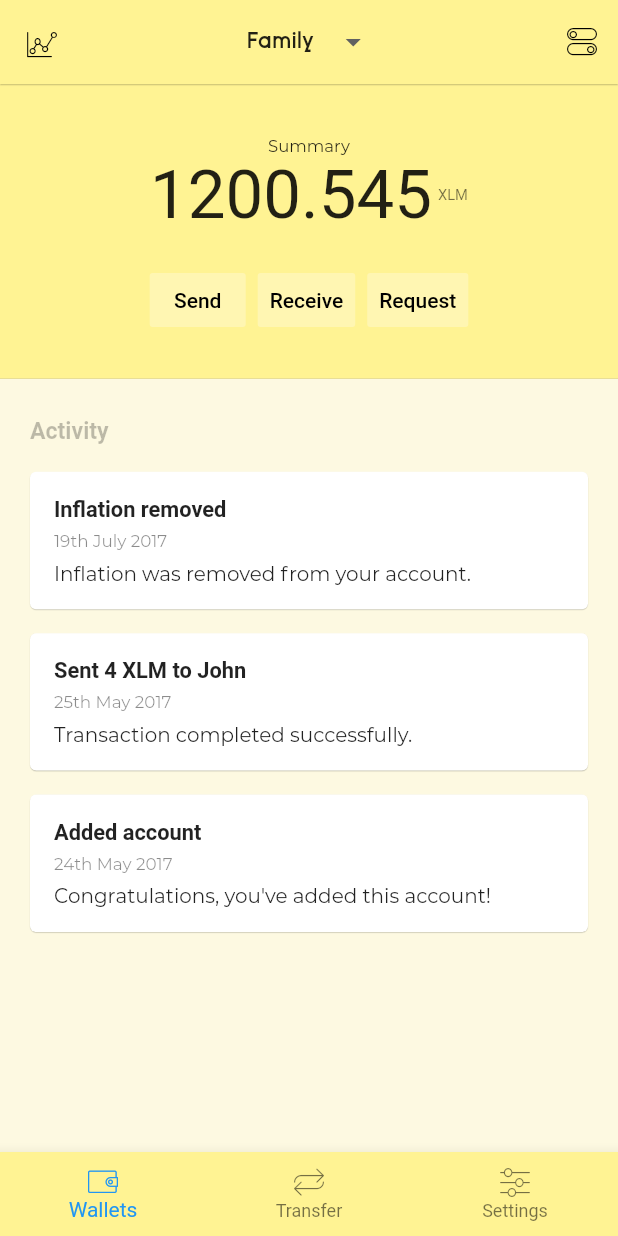
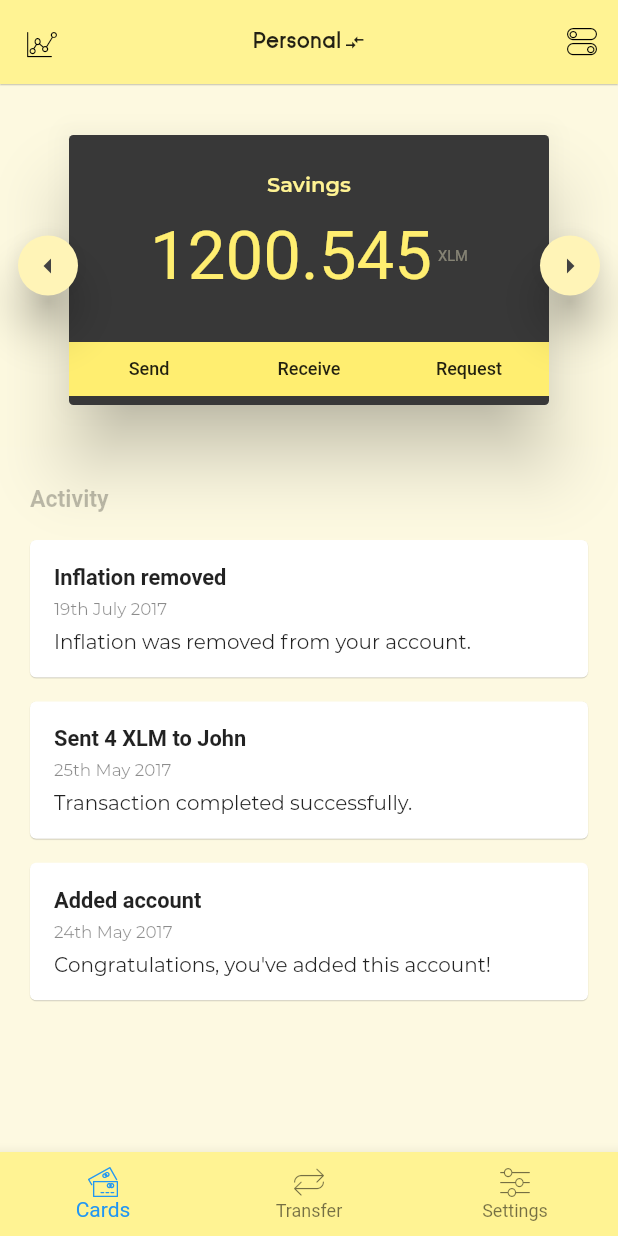
Before and after one commit to terl/tholin, a Flutter app: the screen it shows after launch, on a phone screen of 412 x 824 dp. Run offline on Flutter 3.47's test engine with Material 2 defaults, Android fonts, the phone set to English and light mode, and no system bars; project files that could hold a hidden picture were left out.

Commit message:
Updated nomenclature of pages

```diff
--- /dev/null
+++ b/lib/cards_page.dart
@@ -0,0 +1,235 @@
+/*
+ * Copyright (c) Terl Tech Ltd • 06/06/18 10:45 • goterl.com
+ *
+ * This Source Code Form is subject to the terms of the Mozilla Public
+ * License, v2.0. If a copy of the MPL was not distributed with this
+ * file, you can obtain one at http://mozilla.org/MPL/2.0/.
+ */
+
+import 'package:flutter/material.dart';
+import 'theme.dart';
+import 'package:tholin/flat_btn.dart';
+import 'package:tholin/slim_icons.dart';
+
+class CardsPage extends StatefulWidget {
+  CardsPage({Key key, this.title}) : super(key: key);
+
+  // This widget is the home page of your application. It is stateful, meaning
+  // that it has a State object (defined below) that contains fields that affect
+  // how it looks.
+
+  // This class is the configuration for the state. It holds the values (in this
+  // case the title) provided by the parent (in this case the App widget) and
+  // used by the build method of the State. Fields in a Widget subclass are
+  // always marked "final".
+
+  final String title;
+
+  @override
+  _CardsPageState createState() => _CardsPageState();
+}
+
+class _CardsPageState extends State<CardsPage> {
+  _sendPress() {}
+
+  _buildTotal() {
+    return new Row(
+      mainAxisSize: MainAxisSize.min,
+      crossAxisAlignment: CrossAxisAlignment.center,
+      mainAxisAlignment: MainAxisAlignment.center,
+      children: <Widget>[
+        Text("1200.545", textScaleFactor: 3.2, style: TextStyle(color: MainTheme.primary[300])),
+        Container(width: 4.0),
+        Text("XLM",
+            style: TextStyle(color: MainTheme.primaryLight[100], wordSpacing: 4.0),
+            textScaleFactor: 0.7)
+      ],
+    );
+  }
+
+  _buildCardName() {
+    return new Row(
+      mainAxisSize: MainAxisSize.max,
+      crossAxisAlignment: CrossAxisAlignment.center,
+      mainAxisAlignment: MainAxisAlignment.center,
+      children: <Widget>[
+        Text("Savings",
+            textAlign: TextAlign.center,
+            style: TextStyle(
+                color: MainTheme.primary[200],
+                fontSize: 14.0,
+                fontFamily: "Montserrat",
+                fontWeight: FontWeight.bold)),
+      ],
+    );
+  }
+
+  _buildIconButton(IconData ico) {
+    return FloatingActionButton(
+        mini: true,
+        elevation: 12.0,
+        backgroundColor: MainTheme.primaryLight[400],
+        child: Icon(ico, color: MainTheme.black[50]),
+        onPressed: _sendPress);
+  }
+
+  _buildLeftRightBtns() {
+    return new Container(
+        width: 460.0,
+        child: new ButtonBar(
+              alignment: MainAxisAlignment.spaceBetween,
+              mainAxisSize: MainAxisSize.max,
+              children: <Widget>[
+                _buildIconButton(Icons.arrow_left),
+                _buildIconButton(Icons.arrow_right),
+              ],
+        )
+    );
+  }
+
+  _buildButtonForBar(String text) {
+    return
+      Expanded(
+          child: DullFlatButton(
+            c: MainTheme.primary[300],
+            shape: RoundedRectangleBorder(borderRadius: BorderRadius.all(Radius.circular(0.0))),
+            child: Text(text, style: TextStyle(fontSize: 12.0, color: Colors.black87)),
+            onPressed: _sendPress
+          )
+      );
+  }
+
+  _buildButtonBar() {
+    return new Row(
+      mainAxisAlignment: MainAxisAlignment.spaceBetween,
+      mainAxisSize: MainAxisSize.max,
+      children: <Widget>[
+        _buildButtonForBar("Send"),
+        _buildButtonForBar("Receive"),
+        _buildButtonForBar("Request"),
+      ],
+    );
+  }
+
+  _buildCard() {
+    const padding = EdgeInsets.only(top: 34.0, left: 26.0, right: 26.0, bottom: 28.0);
+    return new Stack(
+        alignment: AlignmentDirectional.center,
+        children: [
+          new Card(
+            shape: RoundedRectangleBorder(borderRadius: BorderRadius.all(Radius.circular(3.0))),
+            elevation: 20.0,
+            color: MainTheme.black[200],
+            margin: padding,
+            child: Container(
+              width: 320.0,
+              height: 180.0,
+              padding: EdgeInsets.only(top: 24.0, left: 0.0, right: 0.0, bottom: 0.0),
+              child: Column(mainAxisSize: MainAxisSize.min, children: [
+                _buildCardName(),
+                new Flexible(child: _buildTotal()),
+                Container(height: 12.0),
+                _buildButtonBar(),
+              ]),
+            )
+          ),
+          _buildLeftRightBtns(),
+        ]
+    );
+  }
+
+  _buildCardSwiper() {
+    return new Container(
+        color: MainTheme.primaryLight[50],
+        width: double.infinity,
+        child: new Container(
+            width: 100.0,
+            alignment: Alignment.center,
+            child: _buildCard()
+        )
+    );
+  }
+
+
+  _listItemTitle(String txt) {
+    return new Container(
+        padding:
+            EdgeInsets.only(top: 6.0, bottom: 10.0, left: 20.0, right: 20.0),
+        child: Row(children: [
+          Text(txt,
+              textScaleFactor: 1.1,
+              style:
+                  TextStyle(fontWeight: FontWeight.bold, color: Colors.black26))
+        ]));
+  }
+
+  _listItem(String title, String date, String description) {
+    return new Container(
+        padding:
+            EdgeInsets.only(top: 8.0, bottom: 8.0, left: 20.0, right: 20.0),
+        child: new Card(
+            margin: EdgeInsets.zero,
+            elevation: 0.3,
+            child: new Container(
+                padding: EdgeInsets.all(16.0),
+                child: new Column(
+                    crossAxisAlignment: CrossAxisAlignment.start,
+                    children: [
+                      Text(title,
+                          textAlign: TextAlign.left,
+                          textScaleFactor: 1.04,
+                          style: TextStyle(fontWeight: FontWeight.bold)),
+                      Container(padding: EdgeInsets.only(top: 6.0)),
+                      Text(date,
+                          textScaleFactor: 0.8,
+                          style: TextStyle(
+                              color: Colors.black45, fontFamily: "Montserrat")),
+                      Container(padding: EdgeInsets.only(top: 6.6)),
+                      Text(description,
+                          textAlign: TextAlign.left,
+                          textScaleFactor: 0.95,
+                          style: TextStyle(fontFamily: "Montserrat")),
+                    ]))));
+  }
+
+  _buildActivityList() {
+    return Container(
+        margin: EdgeInsets.only(top: 20.0, bottom: 20.0),
+        child: new Column(
+          children: [
+            _listItemTitle("Activity"),
+            _listItem("Inflation removed", "19th July 2017",
+                "Inflation was removed from your account."),
+            _listItem("Sent 4 XLM to John", "25th May 2017",
+                "Transaction completed successfully."),
+            _listItem("Added account", "24th May 2017",
+                "Congratulations, you've added this account!"),
+          ],
+        ));
+  }
+
+  _buildBody() {
+    return new SingleChildScrollView(
+        child: Column(
+            children: <Widget>[
+              _buildCardSwiper(),
+              _buildActivityList()
+            ])
+    );
+  }
+
+  @override
+  Widget build(BuildContext context) {
+
+    // This method is rerun every time setState is called, for instance as done
+    // by the _incrementCounter method above.
+    //
+    // The Flutter framework has been optimized to make rerunning build methods
+    // fast, so that you can just rebuild anything that needs updating rather
+    // than having to individually change instances of widgets.
+    return Scaffold(
+      backgroundColor: MainTheme.primaryLight[200],
+      body: _buildBody(),
+    );
+  }
+}
--- a/lib/flat_btn.dart
+++ b/lib/flat_btn.dart
@@ -35,9 +35,9 @@ class DullFlatButton extends FlatButton {
     textTheme: textTheme,
     textColor: textColor,
     disabledTextColor: disabledTextColor,
-    color: c == null ? MainTheme.primaryLight[200] : null,
+    color: c ?? MainTheme.primaryLight[200],
     disabledColor: disabledColor,
-    highlightColor: highlightColor == null ? MainTheme.primaryLight[300] : null,
+    highlightColor: highlightColor ?? MainTheme.primaryLight[300],
     splashColor: splashColor,
     colorBrightness: colorBrightness,
     padding: padding,
--- a/lib/main.dart
+++ b/lib/main.dart
@@ -9,11 +9,10 @@
 import 'package:flutter/material.dart';
 import 'package:tholin/slim_icons.dart';
 import 'theme.dart';
-import 'wallets_page.dart';
+import 'cards_page.dart';
 import 'transfer_page.dart';
 
 void main() => runApp(new MyApp());
-
 
 class MyApp extends StatelessWidget {
   // This widget is the root of your application.
@@ -27,8 +26,10 @@ class MyApp extends StatelessWidget {
           primaryColor: MainTheme.primary[700],
           backgroundColor: MainTheme.primary[600],
           canvasColor: MainTheme.primaryLight[700],
-        textTheme: Theme.of(context).textTheme.copyWith(caption: new TextStyle(color: Colors.black38))
-      ),
+          textTheme: Theme
+              .of(context)
+              .textTheme
+              .copyWith(caption: new TextStyle(color: Colors.black38))),
       home: MainPage(title: 'Flutter A Home Page'),
     );
   }
@@ -66,10 +67,13 @@ class _MainPageState extends State<MainPage> {
         duration: new Duration(milliseconds: 120), curve: Curves.linear);
   }
 
+  void _onCenterAppBarBtnPress() {}
+
   _buildNavItem(String text, IconData icon) {
     return BottomNavigationBarItem(
       icon: new Icon(icon, size: 20.0),
-      title: new Text(text, style: TextStyle(height: 1.3, fontWeight: FontWeight.bold)),
+      title: new Text(text,
+          style: TextStyle(height: 1.3, fontWeight: FontWeight.bold)),
     );
   }
 
@@ -78,36 +82,30 @@ class _MainPageState extends State<MainPage> {
       backgroundColor: MainTheme.primary[200],
       elevation: 0.4,
       centerTitle: true,
-      leading: IconButton(padding: EdgeInsets.only(left: 8.0, top: 12.0, right: 8.0, bottom: 8.0),icon: Icon(MarketingIcons.lineGraph, color: Colors.black, size: 20.0)),
+      leading: IconButton(
+          padding:
+              EdgeInsets.only(left: 8.0, top: 12.0, right: 8.0, bottom: 8.0),
+          icon:
+              Icon(MarketingIcons.lineGraph, color: Colors.black, size: 20.0)),
       actions: [
-        IconButton(icon: Icon(UIIcons.toggleSwitches, color: Colors.black, size: 20.0)),
+        IconButton(
+            icon:
+                Icon(UIIcons.toggleSwitches, color: Colors.black, size: 20.0)),
       ],
       title: new Theme(
         isMaterialAppTheme: true,
         data: new ThemeData.light(),
-        child: new DropdownButtonHideUnderline(
-          child: new DropdownButton<String>(
-            style: TextStyle(
-                fontFamily: "Ginora Sans",
-                color: Colors.black87,
-                fontWeight: FontWeight.bold),
-            value: _account,
-            items: <DropdownMenuItem<String>>[
-              new DropdownMenuItem(
-                child: new Text('Family',
-                    overflow: TextOverflow.ellipsis, maxLines: 1),
-                value: 'one',
+        child: new FlatButton(
+            onPressed: _onCenterAppBarBtnPress,
+            child: Row(
+              mainAxisSize: MainAxisSize.min,
+              children: <Widget>[
+                Text("Personal", style: TextStyle(fontFamily: "Ginora Sans", fontWeight: FontWeight.bold)),
+                Container(width: 2.0),
+                Icon(Icons.compare_arrows, size: 14.0),
+              ],
             ),
-              new DropdownMenuItem(
-                child: new Text('Personal'),
-                value: 'two',
-              ),
-            ],
-            onChanged: (String value) {
-              setState(() => _account = value);
-            },
-          ),
-        ),
+        )
       ),
     );
   }
@@ -134,7 +132,7 @@ class _MainPageState extends State<MainPage> {
             currentIndex: _screen,
             onTap: (v) => this._changeScreen(v),
             items: [
-            _buildNavItem("Wallets", FinanceIcons.wallet),
+              _buildNavItem("Cards", EcommerceIcons.cards),
               _buildNavItem("Transfer", ArrowIcons.transfer),
               _buildNavItem("Settings", UIIcons.settings3),
             ],
@@ -142,10 +140,10 @@ class _MainPageState extends State<MainPage> {
         ),
         appBar: _buildAppBar(),
         body: PageView(controller: _controller, children: [
-        WalletsPage(),
+          CardsPage(),
           TransferPage(),
           TransferPage(),
-      ])// This trailing comma makes auto-formatting nicer for build methods.
+        ]) // This trailing comma makes auto-formatting nicer for build methods.
         );
   }
 }
--- a/lib/slim_icons.dart
+++ b/lib/slim_icons.dart
@@ -27,6 +27,14 @@ class MarketingIcons {
 
 }
 
+class EcommerceIcons {
+  EcommerceIcons._();
+
+  /// <p><i class="material-icons md-36">360</i> &#x2014; material icon named "360".</p>
+  static const IconData cards = const IconData(0x0062, fontFamily: 'Ecommerce');
+
+}
+
 class FinanceIcons {
   FinanceIcons._();
 
--- a/lib/wallets_page.dart
+++ /dev/null
@@ -1,154 +0,0 @@
-/*
- * Copyright (c) Terl Tech Ltd • 06/06/18 10:45 • goterl.com
- *
- * This Source Code Form is subject to the terms of the Mozilla Public
- * License, v2.0. If a copy of the MPL was not distributed with this
- * file, you can obtain one at http://mozilla.org/MPL/2.0/.
- */
-
-import 'package:flutter/material.dart';
-import 'theme.dart' as MyTheme;
-import 'package:tholin/flat_btn.dart';
-import 'package:tholin/slim_icons.dart';
-
-class WalletsPage extends StatefulWidget {
-  WalletsPage({Key key, this.title}) : super(key: key);
-
-  // This widget is the home page of your application. It is stateful, meaning
-  // that it has a State object (defined below) that contains fields that affect
-  // how it looks.
-
-  // This class is the configuration for the state. It holds the values (in this
-  // case the title) provided by the parent (in this case the App widget) and
-  // used by the build method of the State. Fields in a Widget subclass are
-  // always marked "final".
-
-  final String title;
-
-  @override
-  _WalletsPageState createState() => _WalletsPageState();
-}
-
-class _WalletsPageState extends State<WalletsPage> {
-
-
-  _sendPress() {
-
-  }
-
-  _buildTotal() {
-    return new Row(
-      mainAxisSize: MainAxisSize.min,
-      crossAxisAlignment: CrossAxisAlignment.center,
-      mainAxisAlignment: MainAxisAlignment.center,
-      children: <Widget>[
-        Text("1200.545", textScaleFactor: 3.2),
-        Container(width: 4.0),
-        Text("XLM", style: TextStyle(color: Colors.black54, wordSpacing: 4.0), textScaleFactor: 0.7)
-      ],
-    );
-  }
-
-  _buildWalletName() {
-    return new Row(
-      mainAxisSize: MainAxisSize.min,
-      crossAxisAlignment: CrossAxisAlignment.center,
-      mainAxisAlignment: MainAxisAlignment.center,
-      children: <Widget>[
-        Text("Summary", textAlign: TextAlign.center,style: TextStyle(fontSize: 11.0, fontFamily: "Montserrat")),
-      ],
-    );
-  }
-
-
-
-  _buildButtonBar() {
-    return new ButtonBar(
-      mainAxisSize: MainAxisSize.min,
-      alignment: MainAxisAlignment.center,
-      children: <Widget>[
-        DullFlatButton(child: Text("Send"), onPressed: _sendPress),
-        DullFlatButton(child: Text("Receive"), onPressed: _sendPress),
-        DullFlatButton(child: Text("Request"), onPressed: _sendPress),
-      ],
-    );
-  }
-
-  _listItemTitle(String txt) {
-    return new Container(
-        padding: EdgeInsets.only(top: 6.0, bottom: 10.0, left: 20.0, right: 20.0),
-        child: Row(children: [Text(txt, textScaleFactor: 1.1, style: TextStyle(fontWeight: FontWeight.bold, color: Colors.black26))])
-    );
-  }
-
-  _listItem(String title, String date, String description) {
-    return new Container(
-        padding: EdgeInsets.only(top: 8.0, bottom: 8.0, left: 20.0, right: 20.0),
-        child: new Card(
-            margin: EdgeInsets.zero,
-            elevation: 0.3,
-            child: new Container(
-              padding: EdgeInsets.all(16.0),
-              child: new Column(
-                crossAxisAlignment: CrossAxisAlignment.start,
-                children: [
-                  Text(title, textAlign: TextAlign.left, textScaleFactor: 1.04, style: TextStyle(fontWeight: FontWeight.bold)),
-                  Container(padding: EdgeInsets.only(top: 6.0)),
-                  Text(date, textScaleFactor: 0.8, style: TextStyle(color: Colors.black45, fontFamily: "Montserrat")),
-                  Container(padding: EdgeInsets.only(top: 6.6)),
-                  Text(description, textAlign: TextAlign.left, textScaleFactor: 0.95, style: TextStyle(fontFamily: "Montserrat")),
-                ]
-              )
-            )
-        )
-    );
-  }
-
-  _buildActivityList() {
-    return Container(
-        margin: EdgeInsets.only(top: 20.0, bottom: 20.0),
-        child: new Column(
-          children: [
-            _listItemTitle("Activity"),
-            _listItem("Inflation removed", "19th July 2017", "Inflation was removed from your account."),
-            _listItem("Sent 4 XLM to John", "25th May 2017", "Transaction completed successfully."),
-            _listItem("Added account", "24th May 2017", "Congratulations, you've added this account!"),
-          ],
-        )
-    );
-  }
-
-
-  @override
-  Widget build(BuildContext context) {
-    const padding = EdgeInsets.only(top: 34.0, bottom: 20.0);
-    var body = new SingleChildScrollView(
-      child: Column(
-        children: <Widget>[
-          new Container(
-            decoration: new BoxDecoration(
-                color: MyTheme.MainTheme.primary[200],
-                border: new Border(bottom: BorderSide(color: Colors.black12, width: 0.5))
-            ),
-            padding: padding,
-            child: Column(
-              mainAxisSize: MainAxisSize.min,
-              children: [_buildWalletName(), new Flexible(child: _buildTotal()), Container(height: 12.0), _buildButtonBar()]
-            ),
-          ),
-          _buildActivityList()
-        ]
-      )
-    );
-    // This method is rerun every time setState is called, for instance as done
-    // by the _incrementCounter method above.
-    //
-    // The Flutter framework has been optimized to make rerunning build methods
-    // fast, so that you can just rebuild anything that needs updating rather
-    // than having to individually change instances of widgets.
-    return Scaffold(
-      backgroundColor: MyTheme.MainTheme.primaryLight[200],
-      body: body,
-    );
-  }
-}
--- a/pubspec.yaml
+++ b/pubspec.yaml
@@ -69,6 +69,9 @@ flutter:
   - family: Finance
     fonts:
       - asset: assets/fonts/icons/finance.ttf
+  - family: Ecommerce
+    fonts:
+      - asset: assets/fonts/icons/ecommerce.ttf
   #
   # For details regarding fonts from package dependencies,
   # see https://flutter.io/custom-fonts/#from-packages
```
Lines whose indentation alone changed are shown as unchanged.
